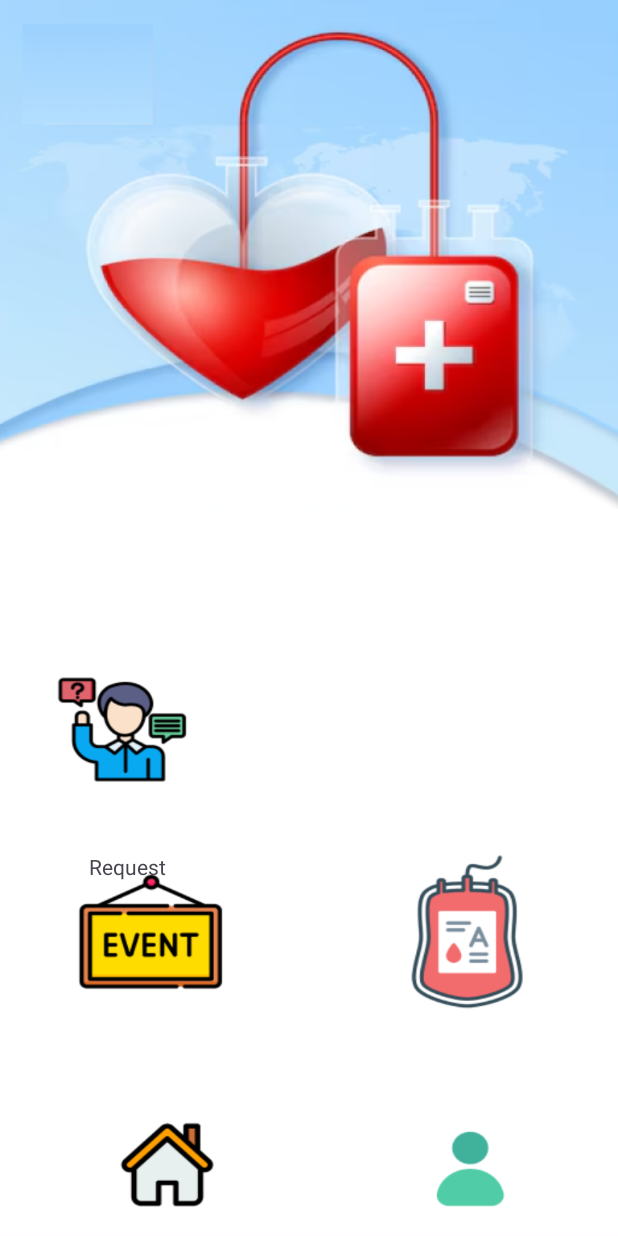
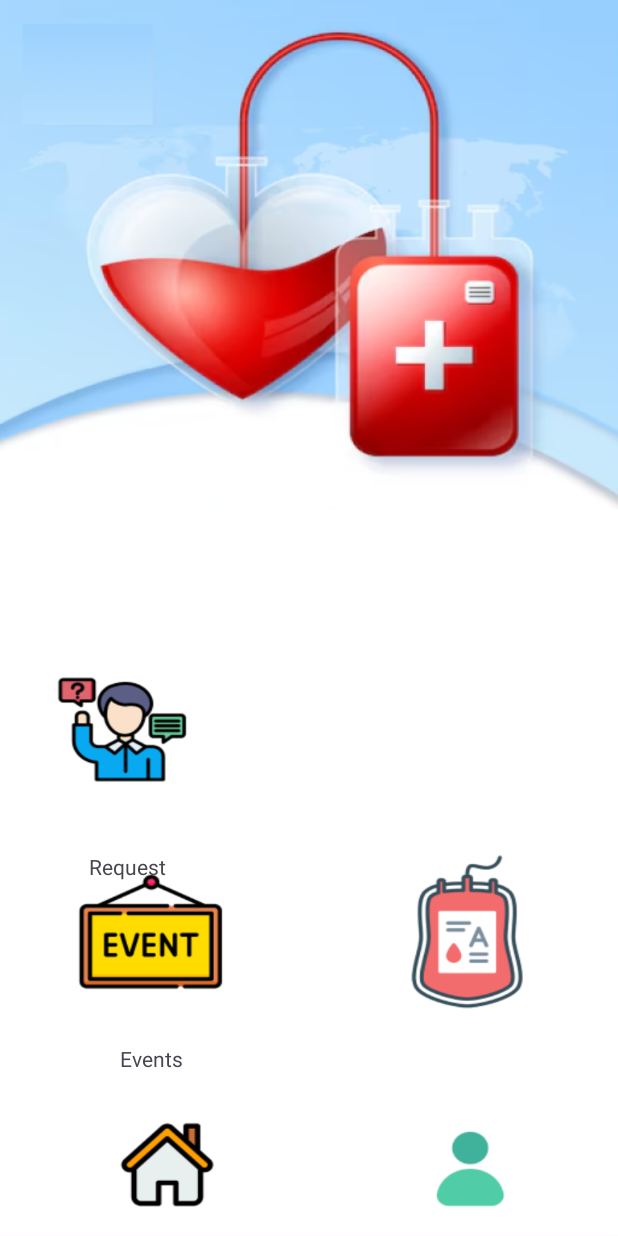
Before and after one commit to sshreya007/android-BloodDonationNetwork, an Android app: the HomeActivity screen opened directly, with no data from a screen before it, on a phone screen of 412 x 824 dp. Run offline under Robolectric (Android 15) with nearby library versions, the light colour scheme and no system bars.

Commit message:
twelfth commit

```diff
--- a/app/src/main/res/layout/activity_home.xml
+++ b/app/src/main/res/layout/activity_home.xml
@@ -63,6 +63,17 @@
         android:text="Request "
         app:layout_constraintStart_toStartOf="parent"
         app:layout_constraintTop_toBottomOf="@+id/buttonRequest" />
+    <TextView
+        android:id="@+id/textView3"
+        android:layout_width="wrap_content"
+        android:layout_height="wrap_content"
+        android:layout_marginStart="80dp"
+        android:layout_marginTop="12dp"
+        android:text="Events"
+        app:layout_constraintStart_toStartOf="parent"
+        app:layout_constraintTop_toBottomOf="@+id/buttonEvent" />
+
+
 
 
 
```
